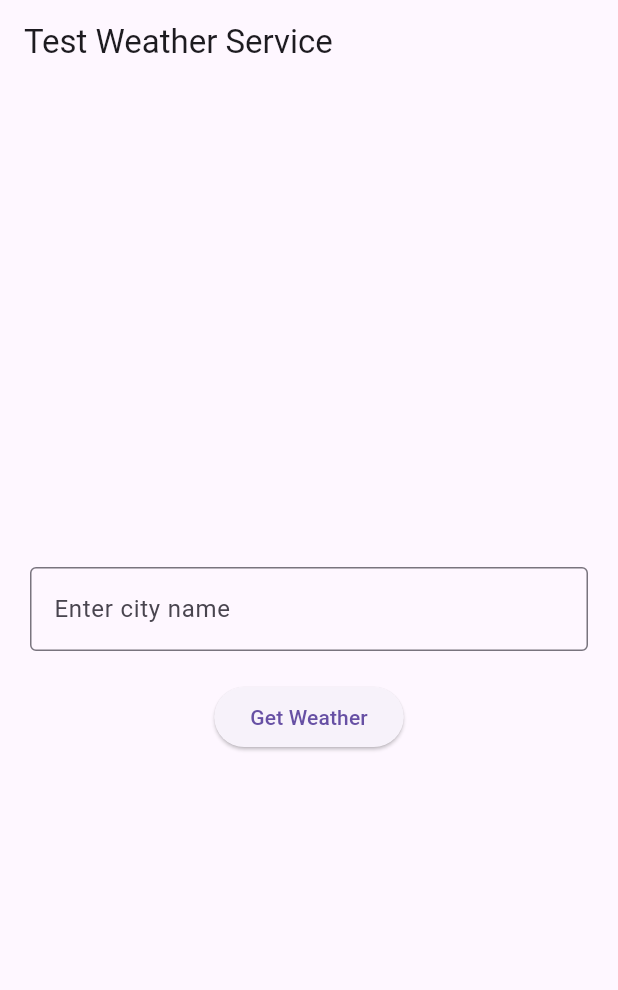
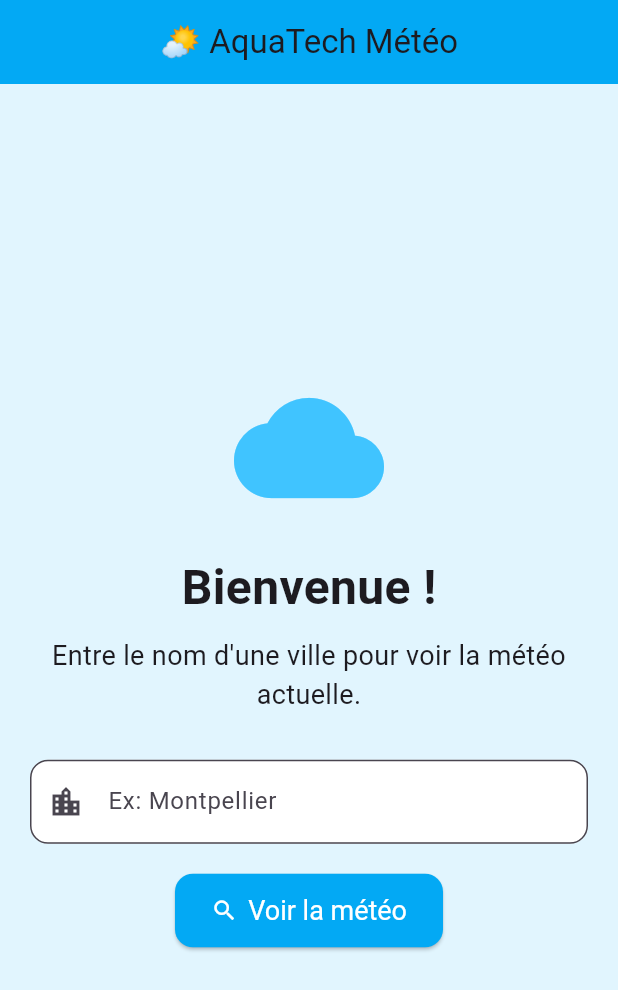
Before and after one commit to N4suk4/AquaTech_AppMeteo, a Flutter app: the screen it shows after launch, on a phone screen of 412 x 824 dp. Shown: the top 990 px of the screen. Run offline on Flutter 3.47's test engine with Material 3 defaults, Android fonts, the light colour scheme and no system bars.

Commit message:
Page d'accueil stylisé

```diff
--- a/lib/main.dart
+++ b/lib/main.dart
@@ -1,5 +1,6 @@
 import 'package:aquatech_meteo/models/weather_model.dart';
 import 'package:aquatech_meteo/services/weather_service.dart';
+import 'package:aquatech_meteo/screens/weather_screen.dart';
 import 'package:flutter/material.dart';
 
 void main() {
@@ -11,7 +12,7 @@
   Widget build(BuildContext context) {
     return MaterialApp(
       title: 'Météo App',
-      home: TestScreen(), // ← Ton TestScreen ici !
+      home: TestScreen(),
     );
   }
 }
@@ -26,48 +27,78 @@
 
   @override
   void dispose() {
+    _cityController.dispose();
     super.dispose();
   }
 
   @override
   Widget build(BuildContext context) {
     return Scaffold(
+      backgroundColor: Colors.lightBlue[50],
       appBar: AppBar(
-        title: Text('Test Weather Service'),
+        title: Text('🌤️ AquaTech Météo'),
+        centerTitle: true,
+        backgroundColor: Colors.lightBlue,
       ),
-      body: Padding(
+      body: Center(
+        child: SingleChildScrollView(
           padding: const EdgeInsets.all(20.0),
           child: Column(
-          mainAxisAlignment: MainAxisAlignment.center,
             children: [
+              Icon(Icons.cloud, size: 100, color: Colors.lightBlueAccent),
+              SizedBox(height: 20),
+              Text(
+                'Bienvenue !',
+                style: TextStyle(fontSize: 32, fontWeight: FontWeight.bold),
+              ),
+              SizedBox(height: 10),
+              Text(
+                'Entre le nom d\'une ville pour voir la météo actuelle.',
+                textAlign: TextAlign.center,
+                style: TextStyle(fontSize: 18),
+              ),
+              SizedBox(height: 30),
               TextField(
                 controller: _cityController,
                 decoration: InputDecoration(
-                labelText: 'Enter city name',
-                border: OutlineInputBorder(),
+                  labelText: 'Ex: Montpellier',
+                  prefixIcon: Icon(Icons.location_city),
+                  border: OutlineInputBorder(borderRadius: BorderRadius.circular(12)),
+                  filled: true,
+                  fillColor: Colors.white,
                 ),
               ),
               SizedBox(height: 20),
-            ElevatedButton(
-              onPressed:() async{
-                String cityName = _cityController.text;
+              ElevatedButton.icon(
+                icon: Icon(Icons.search),
+                label: Text('Voir la météo'),
+                style: ElevatedButton.styleFrom(
+                  padding: EdgeInsets.symmetric(horizontal: 24, vertical: 14),
+                  shape: RoundedRectangleBorder(borderRadius: BorderRadius.circular(12)),
+                  backgroundColor: Colors.lightBlue,
+                  foregroundColor: Colors.white,
+                  textStyle: TextStyle(fontSize: 18),
+                ),
+                onPressed: () async {
+                  String cityName = _cityController.text.trim();
+
+                  if (cityName.isEmpty) return;
 
                   WeatherService weatherService = WeatherService();
                   WeatherModel weather = await weatherService.getWeatherByCity(cityName);
 
-                print('Weather in $cityName: ${weather.temperature}°C, '
-                      '${weather.apparentTemperature}°C apparent, '
-                      '${weather.relativeHumidity}% humidity, '
-                      '${weather.windSpeed} m/s wind, '
-                      '${weather.precipitation} mm precipitation, '
-                      '${weather.cloudCover}% cloud cover'
+                  Navigator.push(
+                    context,
+                    MaterialPageRoute(
+                      builder: (context) => WeatherScreen(weather: weather, cityName: cityName),
+                    ),
                   );
                 },
-              child: Text('Get Weather'),
-            )
+              ),
             ],
           ),
-      )
+        ),
+      ),
     );
   }
 }
```
Also changed, not shown: lib/screens/weather_screen.dart (added, +29 -0 lines), lib/services/weather_service.dart (+30 -4 lines). Lines whose indentation alone changed are shown as unchanged.
